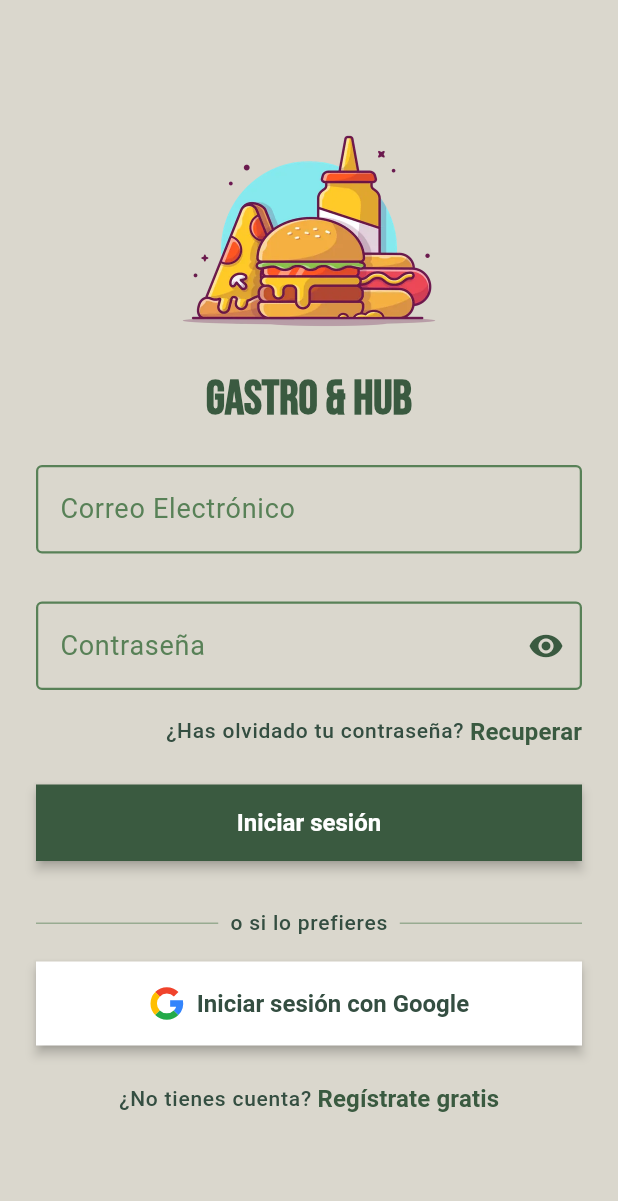
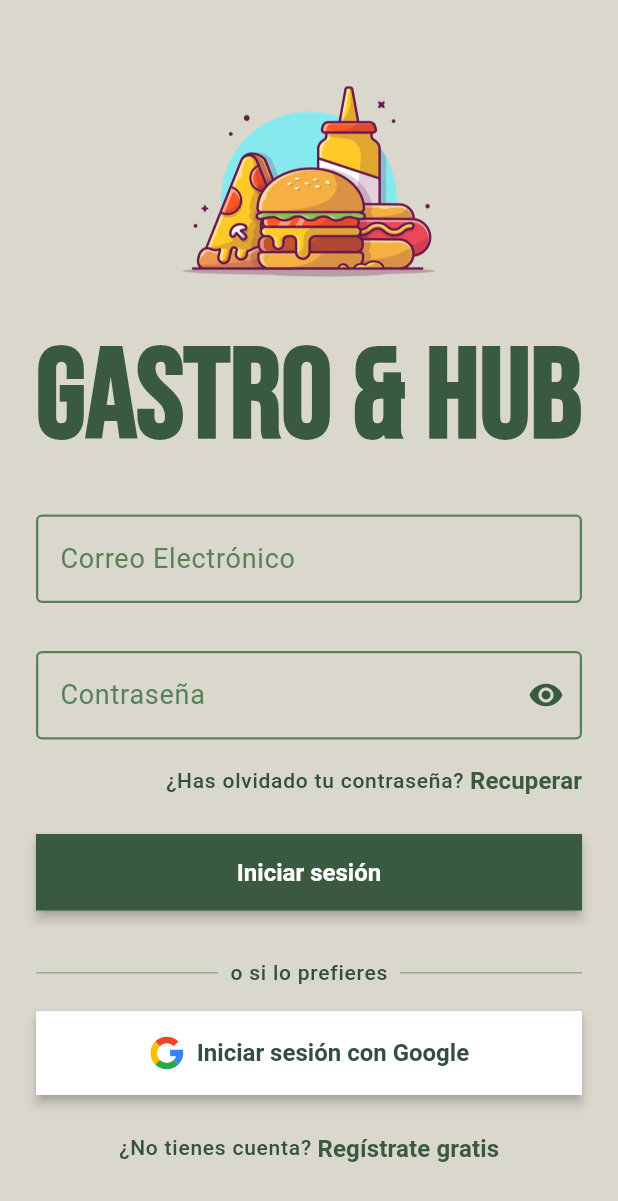
Before and after one commit to AbelMoroEducaMadrid/gastrohub-app, a Flutter app: the LoginScreen screen opened by its route, on a phone screen of 412 x 824 dp. Shown: the top 1201 px of the screen. Run offline on Flutter 3.47's test engine with Material 3 defaults, Android fonts, the phone set to English and light mode, and no system bars; our stand-ins replace flutter_riverpod, flutter_svg, introduction_screen.

Commit message:
Título en el login más grande

```diff
--- a/frontend/lib/src/screens/login_screen.dart
+++ b/frontend/lib/src/screens/login_screen.dart
@@ -60,6 +60,7 @@ class _LoginScreenState extends ConsumerState<LoginScreen> {
                           child: Text(
                             'GASTRO & HUB',
                             style: theme.textTheme.headlineLarge?.copyWith(
+                              fontSize: 200,
                               color: AppTheme.primaryColor,
                             ),
                             textAlign: TextAlign.center,
```
